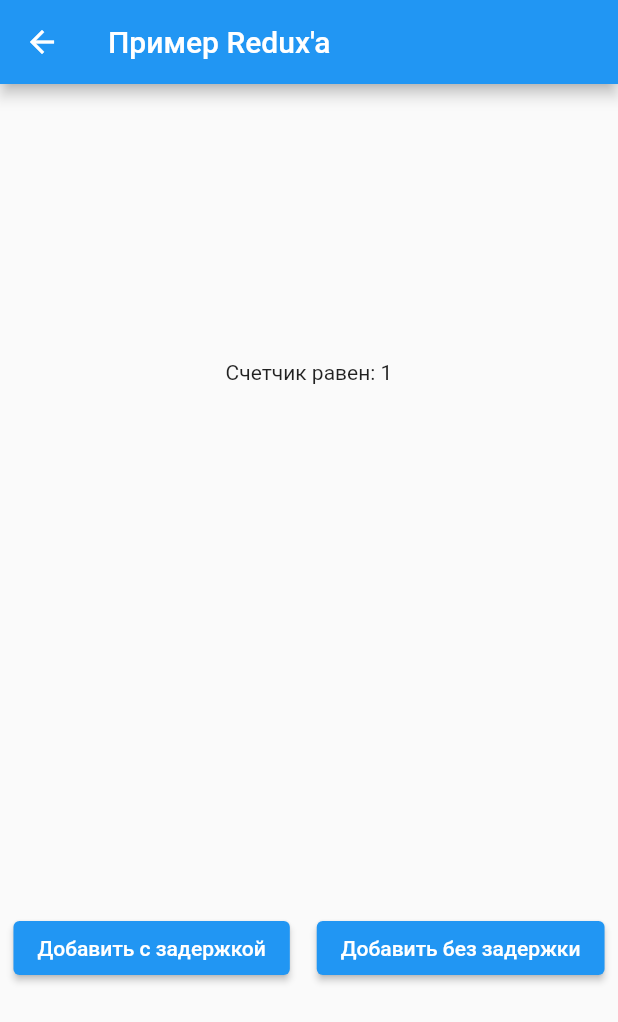
After one commit to Alex-A4/GradesProject, a Flutter app: the ReduxScreen screen opened by its route, after a tap on "Добавить с задержкой", on a phone screen of 412 x 824 dp. The commit adds this screen. Shown: the top 1022 px of the screen. Run offline on Flutter 3.47's test engine with Material 2 defaults, Android fonts, the phone set to English and light mode, and no system bars; our stand-ins replace bloc, equatable, flutter_bloc, flutter_redux, redux.

Commit message:
Add redux, 13 grade

```diff
--- /dev/null
+++ b/lib/grade-13/redux/redux/actions.dart
@@ -0,0 +1,8 @@
+/// Действие, позволяющее счетчку изменить состояие синхронно
+class CounterAddAction {}
+
+/// Действие, позволяющее счетчику изменить состояние с задежкой
+class CounterDelayedAddAction {}
+
+/// Событие, позволяющее ввести счетчик в состояние загрузки
+class CounterLoadingAction {}
--- /dev/null
+++ b/lib/grade-13/redux/redux/counter.dart
@@ -0,0 +1,7 @@
+/// Модель счетчика, которая будет изменяться в редусере
+class Counter {
+  final int value;
+  final bool isLoading;
+
+  const Counter(this.value, [this.isLoading = false]);
+}
--- /dev/null
+++ b/lib/grade-13/redux/redux/middlewares.dart
@@ -0,0 +1,18 @@
+import 'package:grades_app/grade-13/redux/redux/actions.dart';
+import 'package:grades_app/grade-13/redux/redux/counter.dart';
+import 'package:redux/redux.dart';
+
+/// Мидлварь, которая позволяет обработать действие с задержкой
+void counterMiddleware(
+  Store<Counter> store,
+  dynamic action,
+  NextDispatcher next,
+) {
+  if (action is CounterDelayedAddAction) {
+    store.dispatch(CounterLoadingAction());
+    Future.delayed(Duration(seconds: 1), () {
+      store.dispatch(CounterAddAction());
+    });
+  }
+  next(action);
+}
--- /dev/null
+++ b/lib/grade-13/redux/redux/reducers.dart
@@ -0,0 +1,13 @@
+import 'package:grades_app/grade-13/redux/redux/actions.dart';
+import 'package:grades_app/grade-13/redux/redux/counter.dart';
+
+/// Редусер, который позволяет обработать синхронные действия
+Counter counterReducers(Counter counter, dynamic action) {
+  if (action is CounterAddAction) {
+    return Counter(counter.value + 1);
+  } else if (action is CounterLoadingAction) {
+    return Counter(counter.value, true);
+  }
+
+  return counter;
+}
--- /dev/null
+++ b/lib/grade-13/redux/ui/redux_screen.dart
@@ -0,0 +1,78 @@
+import 'package:flutter/material.dart';
+import 'package:flutter_redux/flutter_redux.dart';
+import 'package:grades_app/grade-13/redux/redux/actions.dart';
+import 'package:grades_app/grade-13/redux/redux/middlewares.dart';
+import 'package:grades_app/grade-13/redux/redux/reducers.dart';
+import 'package:redux/redux.dart';
+import 'package:grades_app/grade-13/redux/redux/counter.dart';
+
+/// Экран, демонстрирующий пример использования redux'a
+@immutable
+class ReduxScreen extends StatefulWidget {
+  const ReduxScreen({Key? key}) : super(key: key);
+
+  @override
+  State<ReduxScreen> createState() => _ReduxScreenState();
+}
+
+class _ReduxScreenState extends State<ReduxScreen> {
+  final store = Store<Counter>(
+    counterReducers,
+    initialState: Counter(0),
+    middleware: [counterMiddleware],
+  );
+
+  @override
+  Widget build(BuildContext context) {
+    return Scaffold(
+      appBar: AppBar(title: Text("Пример Redux'a")),
+      body: StoreProvider<Counter>(
+        store: store,
+        child: Column(
+          children: [
+            Expanded(
+              child: Center(
+                child: Builder(
+                  builder: (context) {
+                    return StoreConnector<Counter, Counter>(
+                      converter: (store) {
+                        final value = store.state.value;
+                        if (value % 5 == 0 && value != 0) {
+                          ScaffoldMessenger.of(context).showSnackBar(
+                            SnackBar(content: Text('Число кратно 5')),
+                          );
+                        }
+                        return store.state;
+                      },
+                      builder: (context, state) {
+                        if (state.isLoading) {
+                          return CircularProgressIndicator();
+                        }
+                        return Text('Счетчик равен: ${state.value}');
+                      },
+                    );
+                  },
+                ),
+              ),
+            ),
+            Expanded(
+              child: Row(
+                mainAxisAlignment: MainAxisAlignment.spaceAround,
+                children: [
+                  ElevatedButton(
+                    onPressed: () => store.dispatch(CounterDelayedAddAction()),
+                    child: Text('Добавить с задержкой'),
+                  ),
+                  ElevatedButton(
+                    onPressed: () => store.dispatch(CounterAddAction()),
+                    child: Text('Добавить без задержки'),
+                  ),
+                ],
+              ),
+            ),
+          ],
+        ),
+      ),
+    );
+  }
+}
--- a/lib/main.dart
+++ b/lib/main.dart
@@ -1,4 +1,5 @@
 import 'package:flutter/material.dart';
+import 'package:grades_app/grade-13/redux/ui/redux_screen.dart';
 import 'package:grades_app/grade-14/bloc/ui/counter_screen.dart';
 import 'package:grades_app/grade-14/native_view/display_mode.dart';
 import 'package:grades_app/grade-14/native_view/hybrid_mode.dart';
@@ -10,6 +11,8 @@ const kNativeWidget = '/native';
 const kNativeHybrid = '/native/hybrid';
 const kNativeVirtual = '/native/virtual';
 
+const kReduxCounter = '/redux';
+
 void main() {
   runApp(MaterialApp(
     debugShowCheckedModeBanner: false,
@@ -20,6 +23,7 @@ void main() {
       kNativeWidget: (_) => NativeWidgetScreen(),
       kNativeVirtual: (_) => NativeWidgetVirtualDisplay(),
       kNativeHybrid: (_) => NativeWidgetHybrid(),
+      kReduxCounter: (_) => ReduxScreen(),
     },
   ));
 }
@@ -45,6 +49,10 @@ class GradesRoot extends StatelessWidget {
               onPressed: () => Navigator.of(context).pushNamed(kNativeWidget),
               child: Text('Нативный виджет, 14 грейд'),
             ),
+            ElevatedButton(
+              onPressed: () => Navigator.of(context).pushNamed(kReduxCounter),
+              child: Text('Счетчик на редаксе, 13 грейд'),
+            ),
           ],
         ),
       ),
--- a/pubspec.yaml
+++ b/pubspec.yaml
@@ -14,6 +14,7 @@ dependencies:
   cupertino_icons: ^1.0.3
   flutter_bloc: ^7.0.0
   equatable: ^2.0.0
+  flutter_redux: ^0.8.2
 
 
 dev_dependencies:
```
Also changed, not shown: pubspec.lock.
